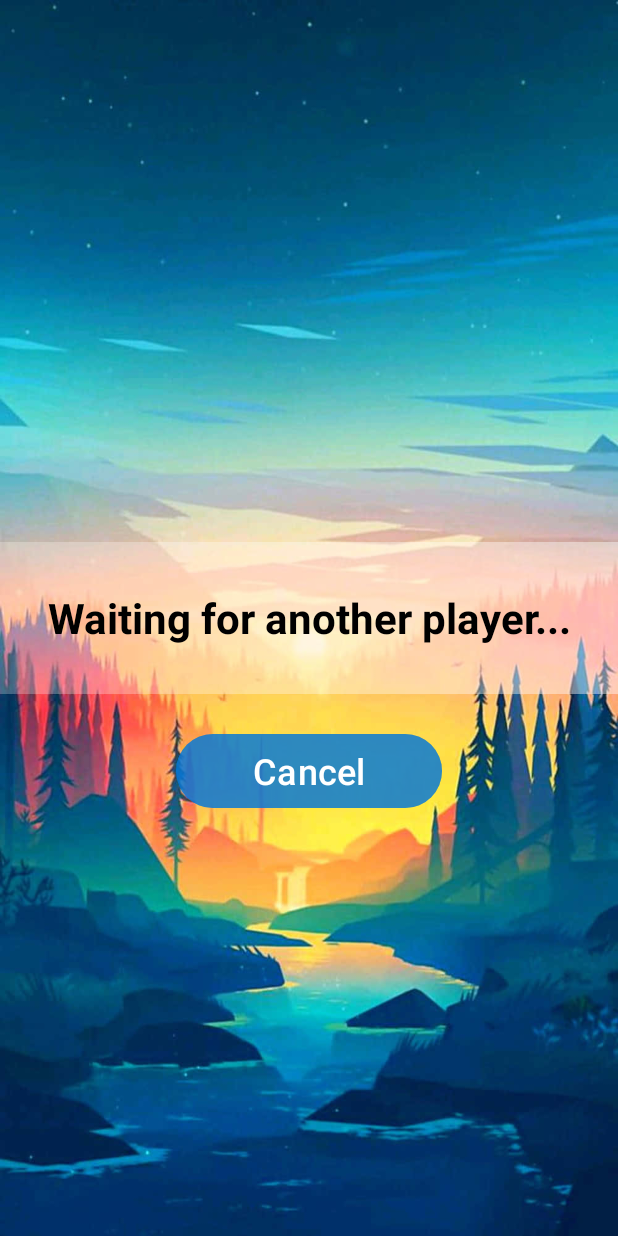
After one commit to trinhvinhphat2003/Caro-game, an Android app: the WaitingActivity screen opened directly, with no data from a screen before it, on a phone screen of 412 x 824 dp. The commit adds this screen. Run offline under Robolectric (Android 15) with nearby library versions, the phone set to English and light mode, and no system bars.

Commit message:
Add waiting room and handle endgame

```diff
--- a/app/src/main/AndroidManifest.xml
+++ b/app/src/main/AndroidManifest.xml
@@ -15,6 +15,9 @@
         android:theme="@style/Theme.MyApplication"
         android:usesCleartextTraffic="true"
         tools:targetApi="31">
+        <activity
+            android:name=".activity.WaitingActivity"
+            android:exported="false" />
         <activity
             android:name=".activity.MainActivity2"
             android:exported="false" />
--- a/app/src/main/java/com/example/myapplication/activity/LoginActivity.java
+++ b/app/src/main/java/com/example/myapplication/activity/LoginActivity.java
@@ -88,6 +88,7 @@ public class LoginActivity extends AppCompatActivity {
                                     userObject.put("fullName", loginResponse.getData().getFullName());
                                     userObject.put("profilePic", loginResponse.getData().getProfilePic());
                                     userObject.put("token", loginResponse.getData().getToken());
+                                    userObject.put("wallet", loginResponse.getData().getWallet());
                                 } catch (JSONException e) {
                                     e.printStackTrace();
                                 }
--- /dev/null
+++ b/app/src/main/java/com/example/myapplication/activity/WaitingActivity.java
@@ -0,0 +1,43 @@
+package com.example.myapplication.activity;
+
+import android.content.Intent;
+import android.os.Bundle;
+import android.widget.Button;
+
+import androidx.activity.EdgeToEdge;
+import androidx.appcompat.app.AppCompatActivity;
+import androidx.core.graphics.Insets;
+import androidx.core.view.ViewCompat;
+import androidx.core.view.WindowInsetsCompat;
+
+import com.example.myapplication.R;
+import com.example.myapplication.socket.SocketManager;
+import com.example.myapplication.tokenManager.TokenManager;
+
+public class WaitingActivity extends AppCompatActivity {
+
+    private Button cancelWaitingBtn;
+
+    @Override
+    protected void onCreate(Bundle savedInstanceState) {
+        super.onCreate(savedInstanceState);
+        EdgeToEdge.enable(this);
+        setContentView(R.layout.activity_waiting);
+
+        cancelWaitingBtn = findViewById(R.id.cancelWaitingBtn);
+        cancelWaitingBtn.setOnClickListener(v -> {
+            SocketManager.getInstance(TokenManager.getId_user()).disconnect();
+            Intent intent = new Intent(this ,MainActivity.class);
+            startActivity(intent);
+            startActivity(intent);
+            finish();
+        });
+
+        ViewCompat.setOnApplyWindowInsetsListener(findViewById(R.id.main), (v, insets) -> {
+            Insets systemBars = insets.getInsets(WindowInsetsCompat.Type.systemBars());
+            v.setPadding(systemBars.left, systemBars.top, systemBars.right, systemBars.bottom);
+            return insets;
+        });
+
+    }
+}
--- a/app/src/main/java/com/example/myapplication/fragment/home/HomeFragment.java
+++ b/app/src/main/java/com/example/myapplication/fragment/home/HomeFragment.java
@@ -162,7 +162,7 @@ public class HomeFragment extends Fragment {
         });
 
         RecyclerView recyclerView;
-        RoomSelectionAdapter adapter;
+            RoomSelectionAdapter adapter;
         List<RoomOption> roomOptions;
 
         recyclerView = dialog.findViewById(R.id.recyclerView);
@@ -178,7 +178,7 @@ public class HomeFragment extends Fragment {
         roomOptions.add(new RoomOption(R.drawable.coin_5, 2000));
         roomOptions.add(new RoomOption(R.drawable.coin_6, 5000));
 
-        adapter = new RoomSelectionAdapter(roomOptions, dialog.getContext());
+        adapter = new RoomSelectionAdapter(roomOptions, dialog);
         recyclerView.setAdapter(adapter);
 
         dialog.show();
--- a/app/src/main/java/com/example/myapplication/socket/SocketManager.java
+++ b/app/src/main/java/com/example/myapplication/socket/SocketManager.java
@@ -50,5 +50,6 @@ public class SocketManager {
             mSocket.disconnect();
             mSocket = null;
         }
+        instance = null;
     }
 }
--- /dev/null
+++ b/app/src/main/res/layout/activity_waiting.xml
@@ -0,0 +1,37 @@
+<?xml version="1.0" encoding="utf-8"?>
+<androidx.constraintlayout.widget.ConstraintLayout xmlns:android="http://schemas.android.com/apk/res/android"
+    xmlns:app="http://schemas.android.com/apk/res-auto"
+    xmlns:tools="http://schemas.android.com/tools"
+    android:id="@+id/main"
+    android:layout_width="match_parent"
+    android:layout_height="match_parent"
+    tools:context=".activity.WaitingActivity"
+    android:background="@drawable/ingame_bg">
+
+    <TextView
+        android:id="@+id/waitingText"
+        android:layout_width="match_parent"
+        android:layout_height="101dp"
+        android:background="@drawable/turn_bg"
+        android:gravity="center"
+        android:text="Waiting for another player..."
+        android:textColor="@color/black"
+        android:textSize="28dp"
+        android:textStyle="bold"
+        app:layout_constraintBottom_toBottomOf="parent"
+        app:layout_constraintTop_toTopOf="parent"
+        tools:layout_editor_absoluteX="111dp" />
+
+    <Button
+        android:id="@+id/cancelWaitingBtn"
+        android:layout_width="177dp"
+        android:layout_height="57dp"
+        android:backgroundTint="#960577D8"
+        android:text="Cancel"
+        android:textSize="24dp"
+        app:layout_constraintBottom_toBottomOf="parent"
+        app:layout_constraintEnd_toEndOf="parent"
+        app:layout_constraintStart_toStartOf="parent"
+        app:layout_constraintTop_toBottomOf="@+id/waitingText"
+        app:layout_constraintVertical_bias="0.074" />
+</androidx.constraintlayout.widget.ConstraintLayout>
--- a/app/src/main/res/layout/fragment_home.xml
+++ b/app/src/main/res/layout/fragment_home.xml
@@ -91,15 +91,15 @@
     <LinearLayout
         android:id="@+id/findRoomButton"
         android:layout_width="230dp"
-        android:layout_height="72dp"
+        android:layout_height="70dp"
         android:layout_gravity="center"
         android:background="@drawable/room_bg"
         android:orientation="horizontal"
         android:paddingHorizontal="12dp"
-        android:paddingVertical="8dp">
+        android:paddingVertical="10dp">
 
         <ImageView
-            android:id="@+id/imageView3"
+            android:id="@+id/pvpIcon"
             android:layout_width="175dp"
             android:layout_height="match_parent"
             android:layout_weight="1"
```
Also changed, not shown: app/src/main/java/com/example/myapplication/activity/GameActivity.java (+60 -4 lines), app/src/main/java/com/example/myapplication/adapter/RoomSelectionAdapter.java (+20 -4 lines), app/src/main/java/com/example/myapplication/model/response/LoginResponse.java (+9 -0 lines).
